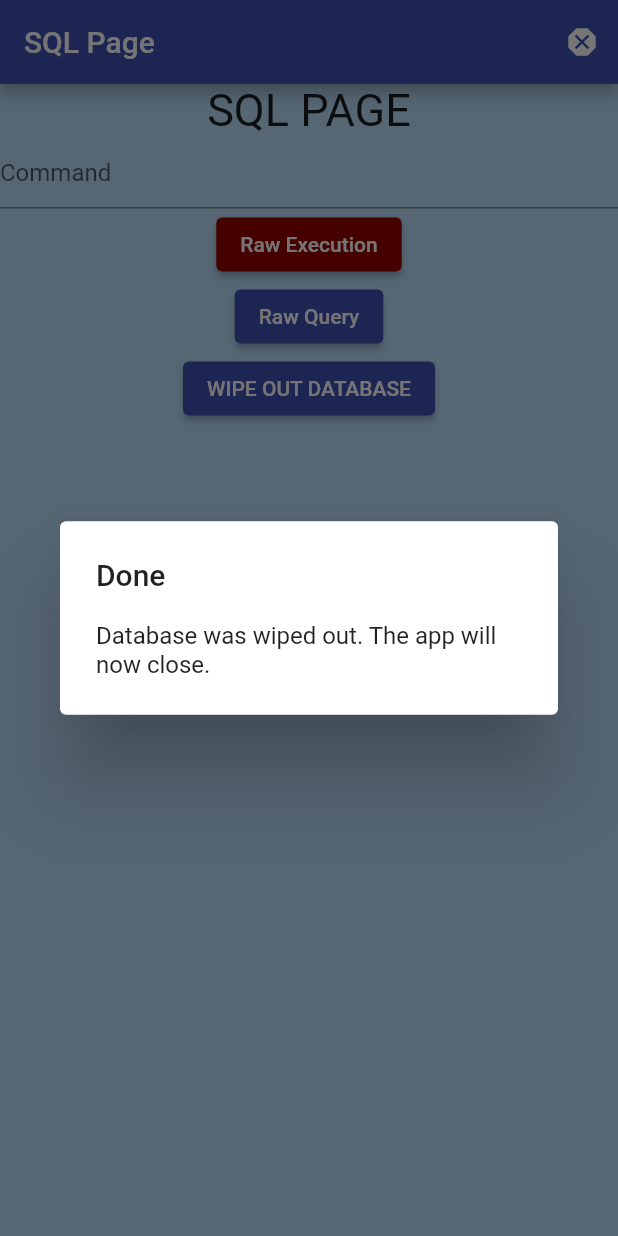
After one commit to ramiro-marinio/gym-manager, a Flutter app: the SqlPage screen opened by its route, after a tap on "WIPE OUT DATABASE", on a phone screen of 412 x 824 dp. The commit adds this screen. Run offline on Flutter 3.47's test engine with Material 2 defaults, Android fonts, the phone set to English and light mode, and no system bars; our stand-ins replace auto_size_text, gap, go_router, just_audio, sqflite; accounts and stored records are empty.

Commit message:
Added an SQL console for easier debugging, and a little easter egg

```diff
--- a/lib/main.dart
+++ b/lib/main.dart
@@ -6,6 +6,7 @@ import 'package:gymmanager/providers/routineplayprovider.dart';
 import 'package:gymmanager/widgets/pages/exercisemanager.dart';
 import 'package:gymmanager/widgets/pages/homescreen.dart';
 import 'package:gymmanager/widgets/pages/routines.dart';
+import 'package:gymmanager/widgets/pages/sql_page.dart';
 import 'package:provider/provider.dart';
 
 void main() {
@@ -21,6 +22,10 @@ void main() {
     GoRoute(
       path: '/exercises',
       builder: (context, state) => const ExerciseManager(),
+    ),
+    GoRoute(
+      path: '/sql_settings',
+      builder: (context, state) => const SqlPage(),
     )
   ]);
   runApp(MultiProvider(
--- a/lib/providers/dbprovider.dart
+++ b/lib/providers/dbprovider.dart
@@ -27,9 +27,6 @@ class DbProvider extends ChangeNotifier {
           }
         }
       },
-      // onOpen: (db) {
-      //   deleteDatabase(dbpath);
-      // },
     );
   }
 
--- a/lib/widgets/pages/routines.dart
+++ b/lib/widgets/pages/routines.dart
@@ -33,6 +33,7 @@ class _RoutinesState extends State<Routines> {
       body: FutureBuilder(
         future: routines,
         builder: (context, snapshot) {
+          print("THE DATA IS ${snapshot.data}");
           if (snapshot.connectionState == ConnectionState.done) {
             return ListView(children: [
               const SizedBox(
--- /dev/null
+++ b/lib/widgets/pages/sql_page.dart
@@ -0,0 +1,132 @@
+import 'dart:io';
+
+import 'package:flutter/material.dart';
+import 'package:gymmanager/providers/dbprovider.dart';
+import 'package:gymmanager/widgets/infobutton.dart';
+import 'package:just_audio/just_audio.dart';
+import 'package:provider/provider.dart';
+import 'package:sqflite/sqflite.dart';
+
+class SqlPage extends StatefulWidget {
+  const SqlPage({super.key});
+
+  @override
+  State<SqlPage> createState() => _SqlPageState();
+}
+
+class _SqlPageState extends State<SqlPage> {
+  @override
+  Widget build(BuildContext context) {
+    DbProvider provider = context.read<DbProvider>();
+    TextEditingController cmdController = TextEditingController();
+    final scarySound = AudioPlayer();
+    scarySound.setAsset("assets/scary.mp3");
+    scarySound.setVolume(100);
+    scarySound.load();
+    return Scaffold(
+      appBar: AppBar(
+        title: const Text("SQL Page"),
+        actions: const [
+          InfoButton(
+              title: "WARNING!",
+              text:
+                  "This page is only present for debug purposes. If you somehow managed to get access, DO NOT DO ANYTHING. It could permanently damage your data, such as your routines and statistics.",
+              icon: Icon(Icons.dangerous))
+        ],
+      ),
+      body: Column(
+        children: [
+          const Text(
+            "SQL PAGE",
+            style: TextStyle(fontSize: 30),
+          ),
+          TextField(
+            controller: cmdController,
+            decoration: const InputDecoration(hintText: "Command"),
+          ),
+          ElevatedButton(
+            onPressed: () async {
+              Database database = await provider.database;
+              try {
+                database.execute(cmdController.text);
+                if (context.mounted) {
+                  ScaffoldMessenger.of(context).showSnackBar(
+                    const SnackBar(
+                      content: Text("Successful"),
+                    ),
+                  );
+                }
+              } on Exception catch (_, e) {
+                if (context.mounted) {
+                  showDialog(
+                    context: context,
+                    builder: (context) => AlertDialog(
+                      title: const Text("error"),
+                      content: Text(e.toString()),
+                    ),
+                  );
+                }
+              }
+            },
+            style: ButtonStyle(
+              backgroundColor: MaterialStateColor.resolveWith(
+                  (states) => const Color.fromARGB(255, 150, 0, 0)),
+            ),
+            child: const Text("Raw Execution"),
+          ),
+          ElevatedButton(
+            onPressed: () async {
+              Database database = await provider.database;
+              try {
+                List<Map> list = await database.rawQuery(cmdController.text);
+                if (context.mounted) {
+                  showDialog(
+                    context: context,
+                    builder: (context) => AlertDialog(
+                      title: const Text("Success"),
+                      content: Text(list.toString()),
+                    ),
+                  );
+                }
+              } on Exception catch (e) {
+                if (context.mounted) {
+                  showDialog(
+                    context: context,
+                    builder: (ctx) {
+                      return AlertDialog(
+                        title: const Text("Error"),
+                        content: Text(e.toString()),
+                      );
+                    },
+                  );
+                }
+              }
+            },
+            child: const Text("Raw Query"),
+          ),
+          ElevatedButton(
+            onPressed: () async {
+              deleteDatabase("${await provider.dbdir}gymmanager.db");
+              if (context.mounted) {
+                scarySound.play();
+                showDialog(
+                  context: context,
+                  builder: (context) => const AlertDialog(
+                    title: Text("Done"),
+                    content:
+                        Text("Database was wiped out. The app will now close."),
+                  ),
+                );
+                Future.delayed(
+                  const Duration(seconds: 8),
+                  () => exit(0),
+                );
+              }
+            },
+            child: const Text("WIPE OUT DATABASE"),
+          ),
+        ],
+      ),
+    );
+  }
+}
--- a/lib/widgets/routine_creation/forms/exercises/add_exercise.dart
+++ b/lib/widgets/routine_creation/forms/exercises/add_exercise.dart
@@ -157,7 +157,7 @@ class _AddExerciseState extends State<AddExercise> {
               ),
               const Text("Go to the Exercises Manager section to create one."),
               ElevatedButton(
-                  onPressed: () => context.push('/exercises'),
+                  onPressed: () => context.go("/exercises"),
                   child: const Text("GO")),
             ],
           ),
--- a/pubspec.yaml
+++ b/pubspec.yaml
@@ -45,6 +45,7 @@ dependencies:
   flutter_launcher_icons: ^0.13.1
   intl: ^0.18.1
   gap: ^3.0.1
+  just_audio: ^0.9.35
 
 flutter_launcher_icons:
   android: "launcher_icon"
```
Also changed, not shown: lib/widgets/navdrawer.dart (+15 -1 lines), assets/icon.png, pubspec.lock, 30 other files.
